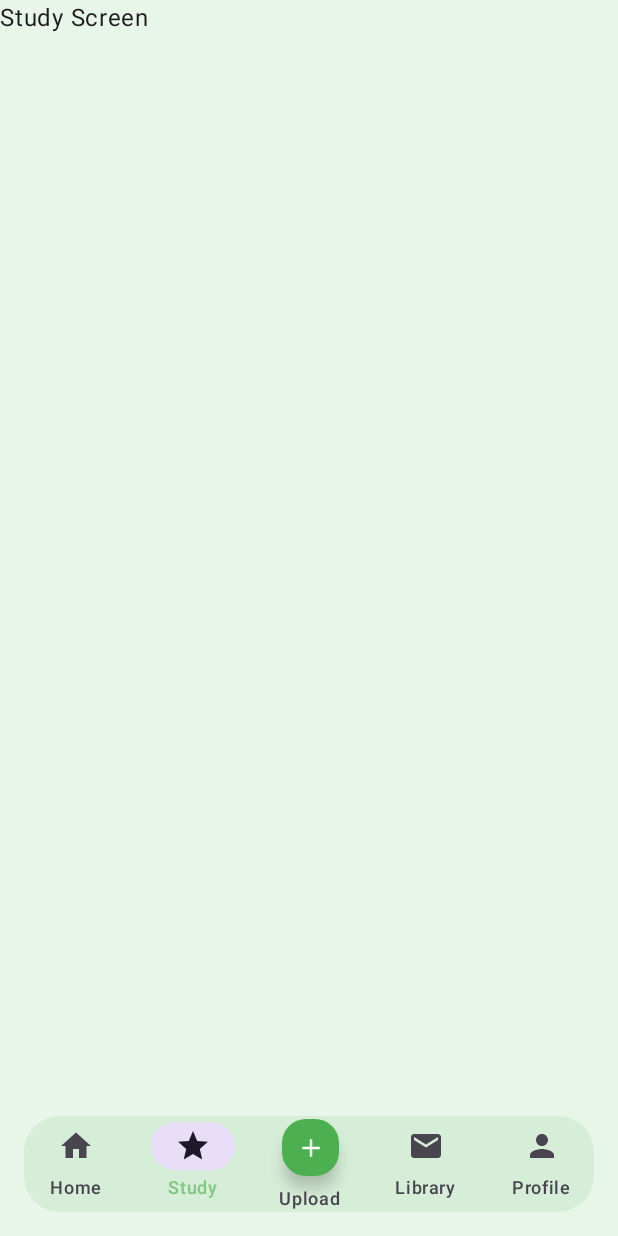
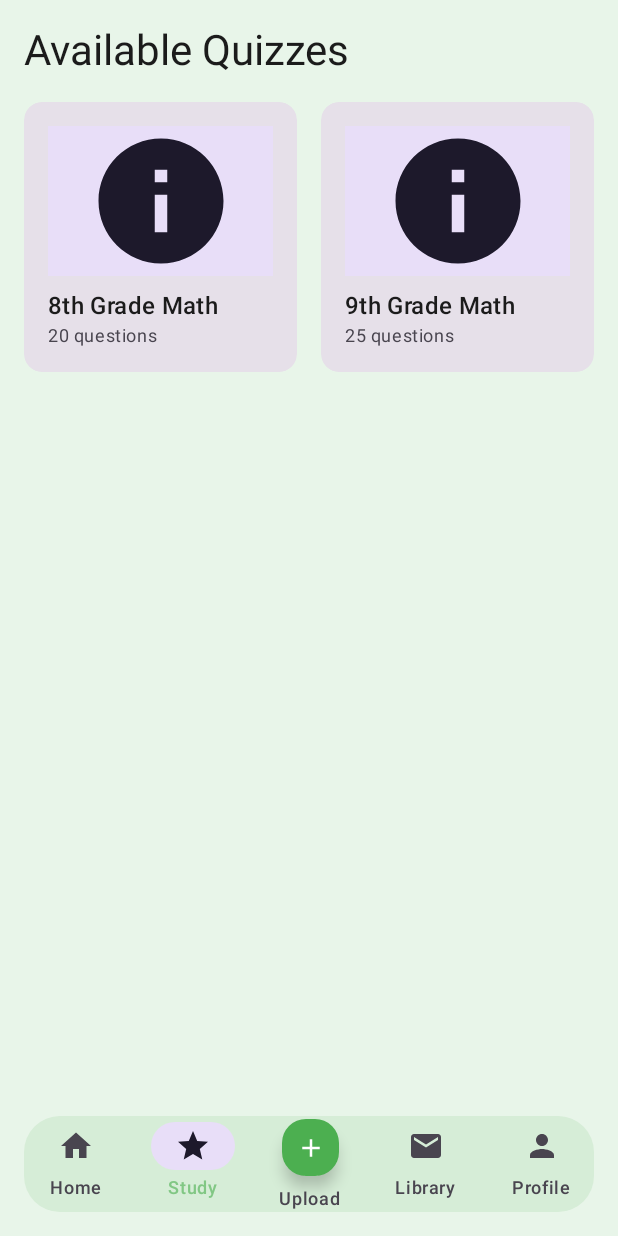
Before and after one commit to Funzy21/trilliontests, an Android app built with Jetpack Compose: the StudyScreen screen opened through its navigation route, on a phone screen of 412 x 824 dp. Run offline under Robolectric (Android 15) with nearby library versions, the phone set to English and light mode, and no system bars.

Commit message:
implemented placeholder study tab

```diff
--- a/app/src/main/java/com/example/educationapp/MainActivity.kt
+++ b/app/src/main/java/com/example/educationapp/MainActivity.kt
@@ -23,6 +23,7 @@ import com.example.educationapp.ui.DocumentDetailScreen
 import com.example.educationapp.ui.HomeScreen
 import com.example.educationapp.ui.ProfileScreen
 import com.example.educationapp.ui.LibraryScreen
+import com.example.educationapp.ui.StudyScreen
 
 @OptIn(ExperimentalMaterial3Api::class)
 class MainActivity : ComponentActivity() {
@@ -141,7 +142,12 @@ class MainActivity : ComponentActivity() {
                                 HomeScreen()
                             }
                             composable("study") {
-                                Text("Study Screen")
+                                StudyScreen(
+                                    onStartQuiz = { quiz ->
+                                        // TODO: Navigate to quiz screen
+                                        // navController.navigate("quiz/${quiz.id}")
+                                    }
+                                )
                             }
                             composable("library") {
                                 LibraryScreen(
--- a/app/src/main/java/com/example/educationapp/model/Document.kt
+++ b/app/src/main/java/com/example/educationapp/model/Document.kt
@@ -7,14 +7,14 @@ data class Document(
     val summary: String? = null
 )
 
-data class Quiz(
+data class GeneratedQuiz(
     val id: String,
     val documentId: String,
     val questions: List<Question>
 )
 
 data class Question(
-    val id: String,
+    val id: String,  /**/
     val question: String,
     val correctAnswer: String,
     val options: List<String>
--- /dev/null
+++ b/app/src/main/java/com/example/educationapp/model/Quiz.kt
@@ -0,0 +1,12 @@
+package com.example.educationapp.model
+
+data class Quiz(
+    val id: String,
+    val title: String,
+    val subject: String,
+    val grade: String,
+    val questionCount: Int,
+    val imageUrl: String? = null,
+    val concepts: List<String>,
+    val description: String
+)
--- a/app/src/main/java/com/example/educationapp/service/AIService.kt
+++ b/app/src/main/java/com/example/educationapp/service/AIService.kt
@@ -1,9 +1,9 @@
 import com.example.educationapp.model.Flashcard
-import com.example.educationapp.model.Quiz
+import com.example.educationapp.model.GeneratedQuiz
 
 interface AIService {
     suspend fun generateSummary(content: String): String
-    suspend fun generateQuiz(content: String, questionCount: Int = 5): Quiz
+    suspend fun generateQuiz(content: String, questionCount: Int = 5): GeneratedQuiz
     suspend fun generateFlashcards(content: String, cardCount: Int = 10): List<Flashcard>
 }
 //TODO: Implement not as abstract class, but as an actual class
--- a/app/src/main/java/com/example/educationapp/ui/HomeScreen.kt
+++ b/app/src/main/java/com/example/educationapp/ui/HomeScreen.kt
@@ -57,7 +57,7 @@ fun HomeScreen() {
 
         Spacer(modifier = Modifier.height(24.dp))
 
-        // Streak Section
+        // Displaying current login streak
         Card(
             modifier = Modifier.fillMaxWidth(),
             colors = CardDefaults.cardColors(
@@ -77,7 +77,7 @@ fun HomeScreen() {
                 )
                 Spacer(modifier = Modifier.width(8.dp))
                 Text(
-                    text = "7 Day Streak!",
+                    text = "1 Day Streak!",
                     style = MaterialTheme.typography.titleMedium
                 )
             }
@@ -85,7 +85,7 @@ fun HomeScreen() {
 
         Spacer(modifier = Modifier.height(24.dp))
 
-        // Recent Activity Section
+        // Shows the user's recent activity (most recently accessed documents)
         Text(
             text = "Recent Activity",
             style = MaterialTheme.typography.titleLarge
@@ -128,7 +128,7 @@ fun HomeScreen() {
 
         Spacer(modifier = Modifier.height(24.dp))
 
-        // Reminders Section
+        // Allows users to set reminders
         Row(
             modifier = Modifier.fillMaxWidth(),
             horizontalArrangement = Arrangement.SpaceBetween,
--- /dev/null
+++ b/app/src/main/java/com/example/educationapp/ui/StudyScreen.kt
@@ -0,0 +1,217 @@
+package com.example.educationapp.ui
+
+import androidx.compose.foundation.layout.*
+import androidx.compose.foundation.lazy.grid.GridCells
+import androidx.compose.foundation.lazy.grid.LazyVerticalGrid
+import androidx.compose.foundation.lazy.grid.items
+import androidx.compose.foundation.shape.RoundedCornerShape
+import androidx.compose.material.icons.Icons
+import androidx.compose.material.icons.filled.Close
+import androidx.compose.material.icons.filled.Info
+import androidx.compose.material3.*
+import androidx.compose.runtime.*
+import androidx.compose.ui.Alignment
+import androidx.compose.ui.Modifier
+import androidx.compose.ui.draw.clip
+import androidx.compose.ui.text.style.TextOverflow
+import androidx.compose.ui.unit.dp
+import androidx.compose.ui.window.Dialog
+import androidx.compose.ui.window.DialogProperties
+import com.example.educationapp.model.Quiz
+
+@OptIn(ExperimentalMaterial3Api::class)
+@Composable
+fun StudyScreen(
+    onStartQuiz: (Quiz) -> Unit
+) {
+    // Placeholder quizzes
+    val quizzes = listOf(
+        Quiz(
+            id = "1",
+            title = "8th Grade Math",
+            subject = "Mathematics",
+            grade = "8th",
+            questionCount = 20,
+                concepts = listOf(
+                "Linear Equations",
+                "Pythagorean Theorem",
+                "Data Analysis",
+                "Basic Geometry"
+            ),
+            description = "Test your understanding of key 8th grade math concepts including linear equations, geometry, and data analysis."
+        ),
+        Quiz(
+            id = "2",
+            title = "9th Grade Math",
+            subject = "Mathematics",
+            grade = "9th",
+            questionCount = 25,
+            concepts = listOf(
+                "Polynomial Functions",
+                "Trigonometry",
+                "Quadratic Equations",
+                "Coordinate Geometry"
+            ),
+            description = "Challenge yourself with advanced algebra, trigonometry, and geometry problems suitable for 9th grade students."
+        )
+        // Add more quizzes as needed
+    )
+
+    var selectedQuiz by remember { mutableStateOf<Quiz?>(null) }
+
+    Column(
+        modifier = Modifier
+            .fillMaxSize()
+            .padding(16.dp)
+    ) {
+        Text(
+            text = "Available Quizzes",
+            style = MaterialTheme.typography.headlineMedium,
+            modifier = Modifier.padding(bottom = 16.dp)
+        )
+
+        LazyVerticalGrid(
+            columns = GridCells.Adaptive(minSize = 160.dp),
+            horizontalArrangement = Arrangement.spacedBy(16.dp),
+            verticalArrangement = Arrangement.spacedBy(16.dp)
+        ) {
+            items(quizzes) { quiz ->
+                QuizCard(
+                    quiz = quiz,
+                    onClick = { selectedQuiz = quiz }
+                )
+            }
+        }
+    }
+
+    // Quiz detail dialog
+    selectedQuiz?.let { quiz ->
+        QuizDetailDialog(
+            quiz = quiz,
+            onDismiss = { selectedQuiz = null },
+            onStartQuiz = {
+                onStartQuiz(quiz)
+                selectedQuiz = null
+            }
+        )
+    }
+}
+
+@OptIn(ExperimentalMaterial3Api::class)
+@Composable
+private fun QuizCard(
+    quiz: Quiz,
+    onClick: () -> Unit
+) {
+    Card(
+        onClick = onClick,
+        modifier = Modifier
+            .fillMaxWidth()
+            .height(180.dp)
+            .clip(RoundedCornerShape(12.dp))
+    ) {
+        Column(
+            modifier = Modifier
+                .fillMaxSize()
+                .padding(16.dp)
+        ) {
+            // Placeholder for image
+            Surface(
+                modifier = Modifier
+                    .fillMaxWidth()
+                    .weight(1f),
+                color = MaterialTheme.colorScheme.secondaryContainer
+            ) {
+                Icon(
+                    imageVector = Icons.Default.Info,
+                    contentDescription = null,
+                    modifier = Modifier
+                        .size(32.dp)
+                        .align(Alignment.CenterHorizontally),
+                    tint = MaterialTheme.colorScheme.onSecondaryContainer
+                )
+            }
+
+            Spacer(modifier = Modifier.height(8.dp))
+
+            Text(
+                text = quiz.title,
+                style = MaterialTheme.typography.titleMedium,
+                maxLines = 1,
+                overflow = TextOverflow.Ellipsis
+            )
+
+            Text(
+                text = "${quiz.questionCount} questions",
+                style = MaterialTheme.typography.bodySmall,
+                color = MaterialTheme.colorScheme.onSurfaceVariant
+            )
+        }
+    }
+}
+
+@Composable
+private fun QuizDetailDialog(
+    quiz: Quiz,
+    onDismiss: () -> Unit,
+    onStartQuiz: () -> Unit
+) {
+    Dialog(
+        onDismissRequest = onDismiss,
+        properties = DialogProperties(usePlatformDefaultWidth = false)
+    ) {
+        Surface(
+            modifier = Modifier
+                .fillMaxWidth(0.9f)
+                .clip(RoundedCornerShape(16.dp)),
+            color = MaterialTheme.colorScheme.surface
+        ) {
+            Column(modifier = Modifier.padding(24.dp)) {
+                Row(
+                    modifier = Modifier.fillMaxWidth(),
+                    horizontalArrangement = Arrangement.SpaceBetween,
+                    verticalAlignment = Alignment.CenterVertically
+                ) {
+                    Text(
+                        text = quiz.title,
+                        style = MaterialTheme.typography.headlineSmall
+                    )
+                    IconButton(onClick = onDismiss) {
+                        Icon(Icons.Default.Close, contentDescription = "Close")
+                    }
+                }
+
+                Spacer(modifier = Modifier.height(16.dp))
+
+                Text(
+                    text = quiz.description,
+                    style = MaterialTheme.typography.bodyMedium
+                )
+
+                Spacer(modifier = Modifier.height(16.dp))
+
+                Text(
+                    text = "Key Concepts:",
+                    style = MaterialTheme.typography.titleMedium
+                )
+
+                quiz.concepts.forEach { concept ->
+                    Text(
+                        text = "• $concept",
+                        style = MaterialTheme.typography.bodyMedium,
+                        modifier = Modifier.padding(start = 8.dp, top = 4.dp)
+                    )
+                }
+
+                Spacer(modifier = Modifier.height(24.dp))
+
+                Button(
+                    onClick = onStartQuiz,
+                    modifier = Modifier.fillMaxWidth()
+                ) {
+                    Text("Start Quiz")
+                }
+            }
+        }
+    }
+}
```
